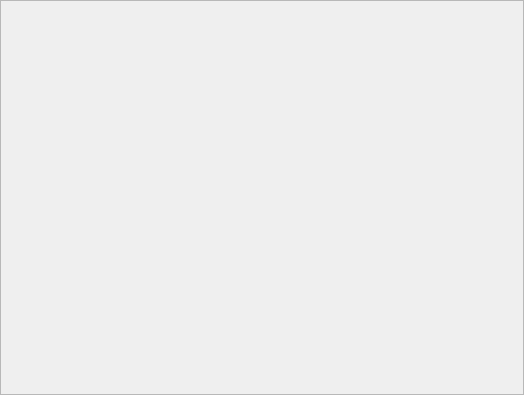
The window that panel_info.ui (GuoZhiyong/navtex_qt) describes before a commit, drawn with Qt 5.
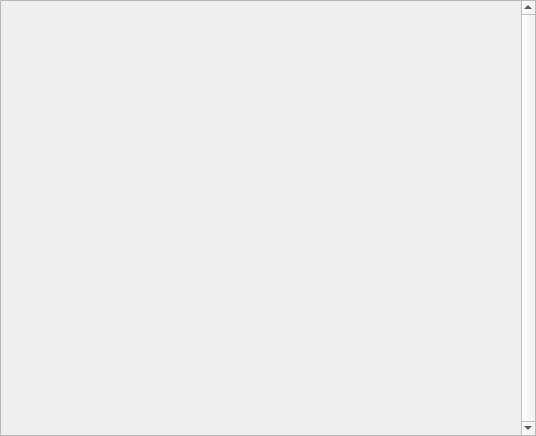
The same window after the commit.

```diff
--- a/panel_info.ui
+++ b/panel_info.ui
@@ -6,13 +6,16 @@
    <rect>
     <x>0</x>
     <y>0</y>
-    <width>524</width>
-    <height>395</height>
+    <width>536</width>
+    <height>436</height>
    </rect>
   </property>
   <property name="windowTitle">
    <string>ScrollArea</string>
   </property>
+  <property name="verticalScrollBarPolicy">
+   <enum>Qt::ScrollBarAlwaysOn</enum>
+  </property>
   <property name="widgetResizable">
    <bool>true</bool>
   </property>
@@ -21,10 +24,28 @@
     <rect>
      <x>0</x>
      <y>0</y>
-     <width>522</width>
-     <height>393</height>
+     <width>517</width>
+     <height>434</height>
     </rect>
    </property>
+   <layout class="QVBoxLayout" name="verticalLayout">
+    <property name="spacing">
+     <number>0</number>
+    </property>
+    <property name="margin">
+     <number>0</number>
+    </property>
+    <item>
+     <widget class="QWidget" name="scroll_widget" native="true">
+      <property name="sizePolicy">
+       <sizepolicy hsizetype="Expanding" vsizetype="Expanding">
+        <horstretch>0</horstretch>
+        <verstretch>0</verstretch>
+       </sizepolicy>
+      </property>
+     </widget>
+    </item>
+   </layout>
   </widget>
  </widget>
  <resources/>
```
